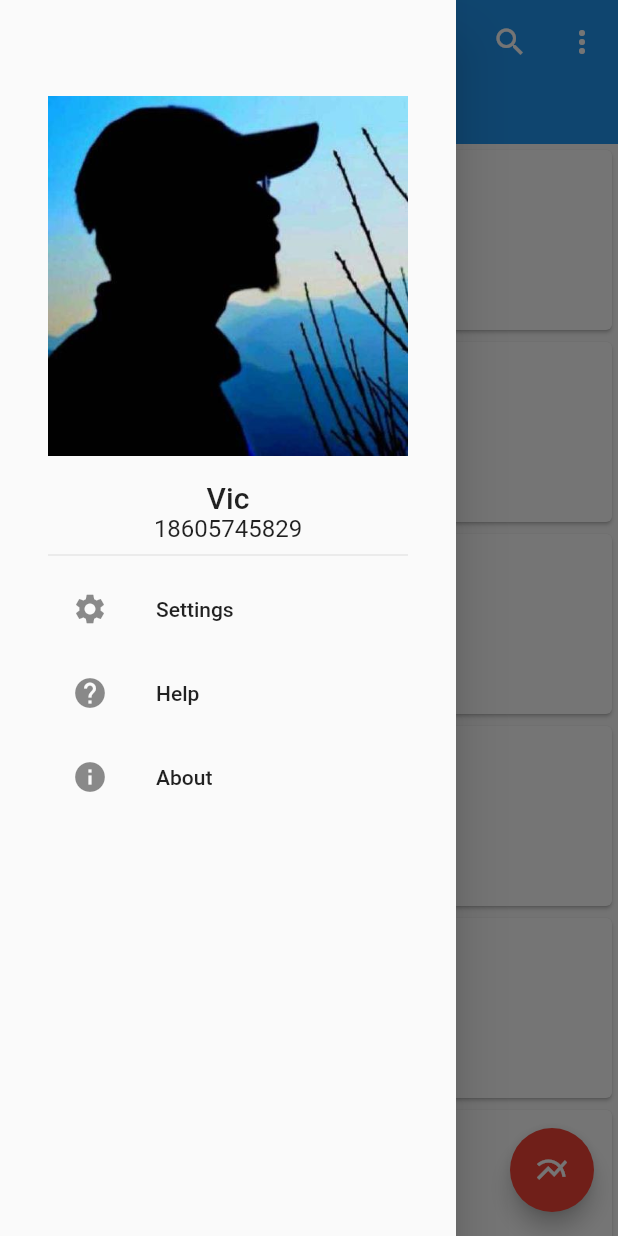
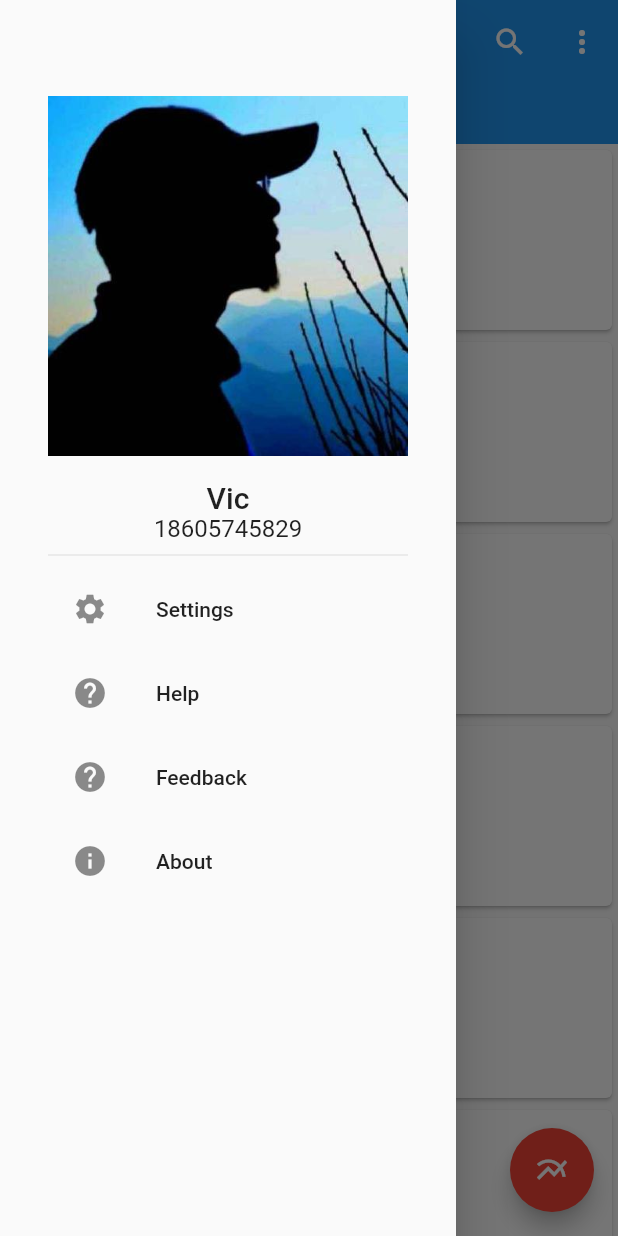
Before and after one commit to VicRen/flutter_learning, a Flutter app: the screen it shows after launch, with the side drawer open, on a phone screen of 412 x 824 dp. Run offline on Flutter 3.47's test engine with Material 2 defaults, Android fonts, the phone set to English and light mode, and no system bars; our stand-ins replace image_picker.

Commit message:
添加 Feedback 入口

```diff
--- a/lib/home.dart
+++ b/lib/home.dart
@@ -58,6 +58,13 @@ class _HomePageState extends State<HomePage> {
         new ListTile(
           leading: new Icon(Icons.help),
           title: new Text('Help'),
+          onTap: () {
+            _popDrawer(DrawerAction.SETTINGS);
+          },
+        ),
+        new ListTile(
+          leading: new Icon(Icons.help),
+          title: new Text('Feedback'),
           onTap: () {
             _popDrawer(DrawerAction.SETTINGS);
           },
```
